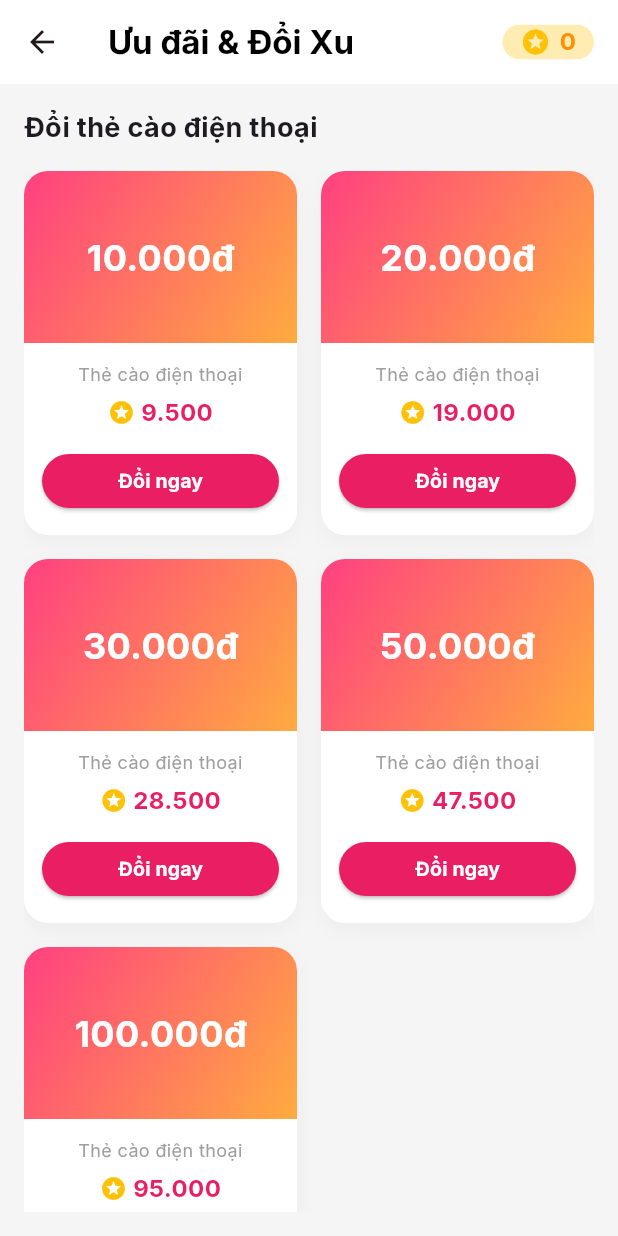
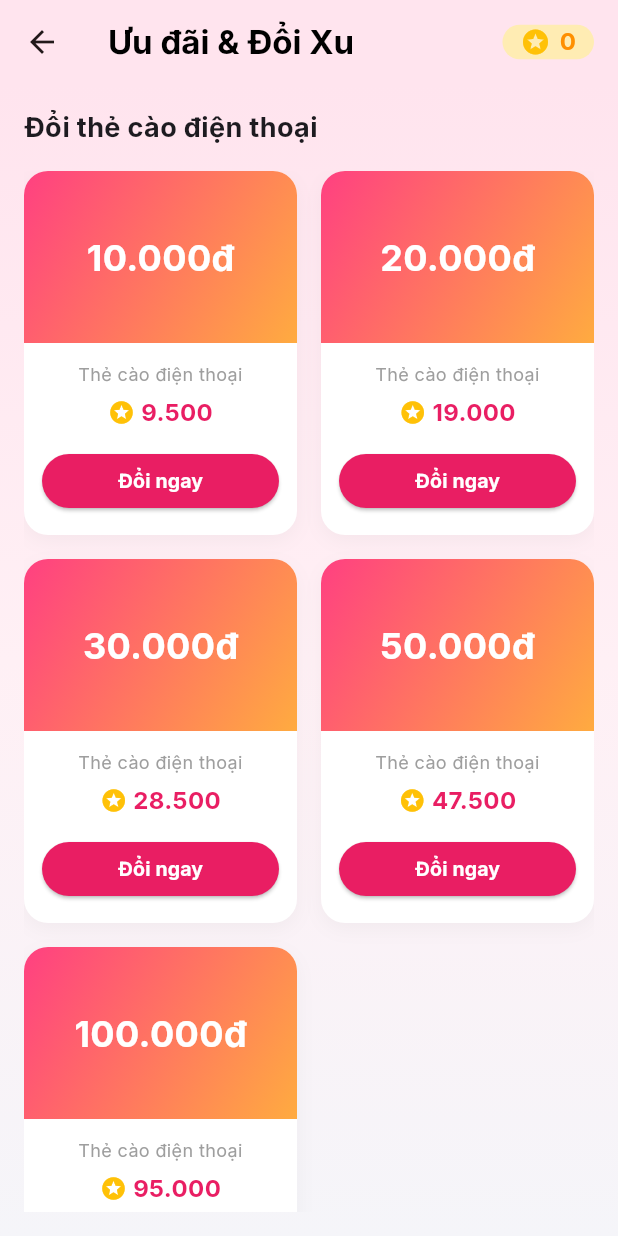
Before and after one commit to DoCaoNguyen/DATN-CDCNTT-2026-Final, a Flutter app: the OffersScreen screen opened directly with empty values, on a phone screen of 412 x 824 dp. Run offline on Flutter 3.47's test engine with Material 3 defaults, Android fonts, the phone set to English and light mode, and no system bars; our stand-ins replace camera, connectivity_plus, dio, firebase_core, firebase_messaging, flutter_contacts and 9 more; missing offline and left inert: dmrtd, flutter_nfc_kit, google_mlkit_face_detection, google_mlkit_text_recognition, local_auth_android, mobile_scanner and 1 more; accounts and stored records are empty.

Commit message:
style: Add pink gradient to Offers Screen

```diff
--- a/wallet_app/lib/features/offers/screens/offers_screen.dart
+++ b/wallet_app/lib/features/offers/screens/offers_screen.dart
@@ -114,9 +114,16 @@ class OffersScreen extends StatelessWidget {
     final List<int> cardValues = [10000, 20000, 30000, 50000, 100000];
 
     return Scaffold(
-      backgroundColor: const Color(0xFFF5F5F5),
       appBar: AppBar(
-        backgroundColor: Colors.white,
+        flexibleSpace: Container(
+          decoration: const BoxDecoration(
+            gradient: LinearGradient(
+              colors: [Color(0xFFFFE4EE), Color(0xFFFFE4EE)],
+              begin: Alignment.topCenter,
+              end: Alignment.bottomCenter,
+            ),
+          ),
+        ),
         elevation: 0,
         title: const Text(
           'Ưu đãi & Đổi Xu',
@@ -147,7 +154,16 @@ class OffersScreen extends StatelessWidget {
           ),
         ],
       ),
-      body: Padding(
+      body: Container(
+        height: double.infinity,
+        decoration: const BoxDecoration(
+          gradient: LinearGradient(
+            begin: Alignment.topCenter,
+            end: Alignment.bottomCenter,
+            colors: [Color(0xFFFFE4EE), Color(0xFFFFF0F5), Color(0xFFF5F5F9)],
+          ),
+        ),
+        child: Padding(
           padding: const EdgeInsets.all(16.0),
           child: Column(
             crossAxisAlignment: CrossAxisAlignment.start,
@@ -174,6 +190,7 @@ class OffersScreen extends StatelessWidget {
             ],
           ),
         ),
+      ),
     );
   }
 }
```
Lines whose indentation alone changed are shown as unchanged.
